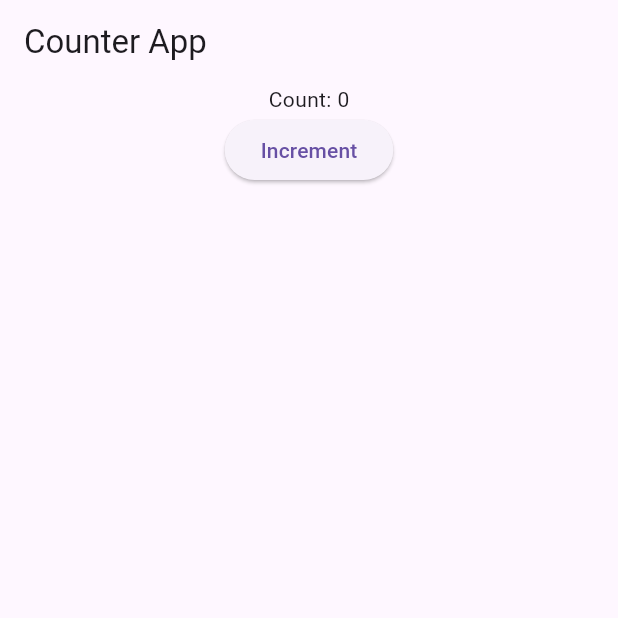
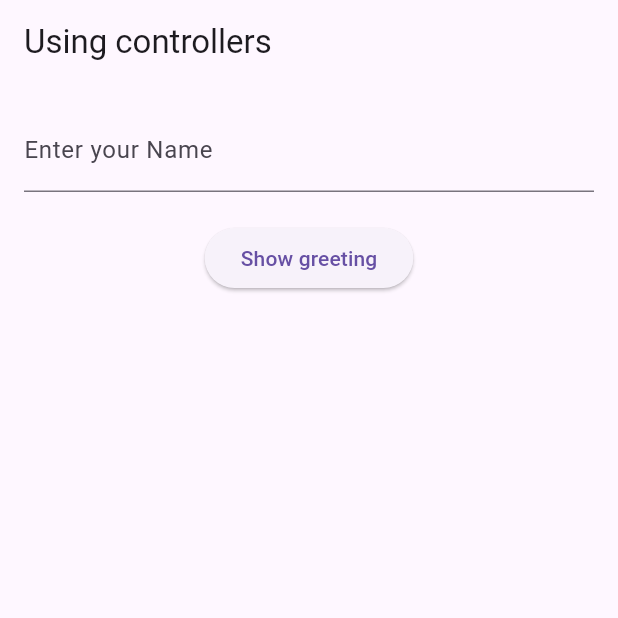
Before and after one commit to BraisonWabwire/flutter_app, a Flutter app: the screen it shows after launch, on a phone screen of 412 x 824 dp, the top half of it. Run offline on Flutter 3.47's test engine with Material 3 defaults, Android fonts, the phone set to English and light mode, and no system bars.

Commit message:
Learning about form controller

```diff
--- a/lib/main.dart
+++ b/lib/main.dart
@@ -1,36 +1,42 @@
 import 'package:flutter/material.dart';
 
 void main() {
-  runApp(MyCounterApp());
+  runApp(MyApp());
 }
 
-class MyCounterApp extends StatefulWidget {
-  const MyCounterApp({super.key});
+class MyApp extends StatefulWidget {
+  const MyApp({super.key});
+
   @override
-  State<MyCounterApp> createState() => _MyCounterAppState();
+  State<MyApp> createState() => _MyAppState();
 }
 
-class _MyCounterAppState extends State<MyCounterApp> {
-  int counter = 0;
-
+class _MyAppState extends State<MyApp> {
+  final TextEditingController _namecontroller = TextEditingController();
   @override
   Widget build(BuildContext context) {
     return MaterialApp(
-      title: 'Counter App',
+      debugShowCheckedModeBanner: false,
+      title: 'Using controllers',
       home: Scaffold(
-        appBar: AppBar(title: Text('Counter App')),
-        body: Center(
+        appBar: AppBar(title: const Text('Using controllers')),
+        body: Padding(
+          padding: EdgeInsets.all(16.0),
           child: Column(
             children: [
-              Text('Count: $counter'),
-              ElevatedButton(
-                onPressed: () {
-                  setState(() {
-                    counter++;
-                  });
-                },
-                child: const Text('Increment'),
+              TextField(
+                controller: _namecontroller,
+                decoration: const InputDecoration(labelText: 'Enter your Name'),
               ),
+              const SizedBox(height: 20),
+              Builder(
+                builder: (context) {
+                  return ElevatedButton(onPressed: (){
+                    final name=_namecontroller.text;
+                    ScaffoldMessenger.of(context).showSnackBar(SnackBar(content: Text("Hello, $name")));
+                  },child: const Text('Show greeting'),);
+                }
+              )
             ],
           ),
         ),
```
